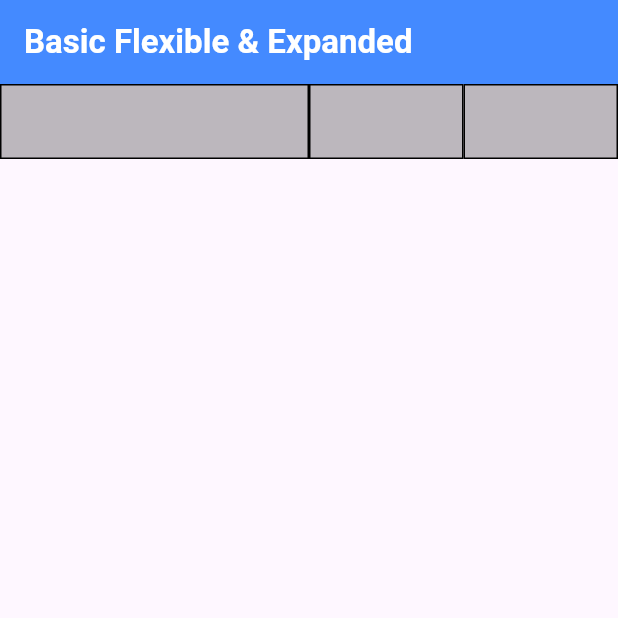
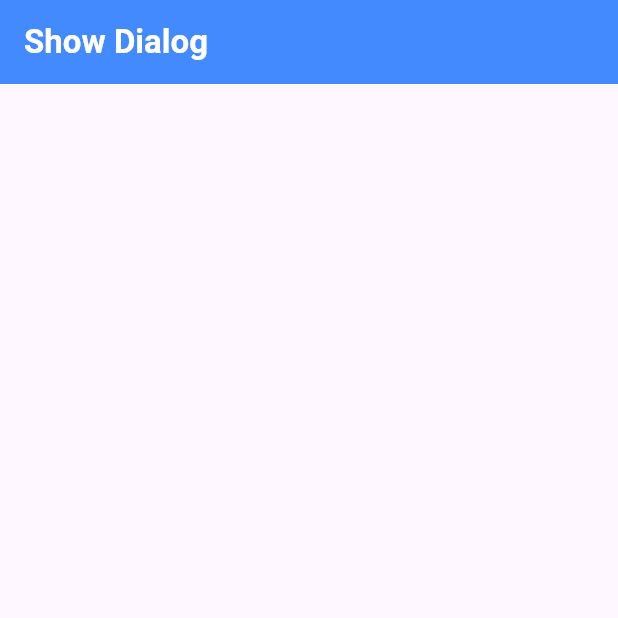
Before and after one commit to kodirzaelani/basicflutter3x, a Flutter app: the screen it shows after launch, on a phone screen of 412 x 824 dp, the top half of it. Run offline on Flutter 3.47's test engine with Material 2 defaults, Android fonts, the phone set to English and light mode, and no system bars.

```diff
--- a/lib/main.dart
+++ b/lib/main.dart
@@ -1,5 +1,7 @@
 import 'package:flutter/material.dart';
-import 'package:flutter_stack/screens/basic_flexibleexpand.dart';
+// import 'package:flutter_stack/screens/basic_bottomnavigationbar.dart';
+import 'package:flutter_stack/screens/basic_dialog_bottomsheet.dart';
+// import 'package:flutter_stack/screens/basic_flexibleexpand.dart';
 // import 'package:flutter_stack/screens/basic_card.dart';
 // import 'package:flutter_stack/screens/basic_sizebox.dart';
 // import 'package:flutter_stack/screens/basic_gridview.dart';
@@ -23,7 +25,7 @@ class MyApp extends StatelessWidget {
         colorScheme: ColorScheme.fromSeed(seedColor: Colors.deepPurple),
         useMaterial3: true,
       ),
-      home: const BasiFlexible(),
+      home: const BasicDialog(),
     );
   }
 }
--- /dev/null
+++ b/lib/screens/basic_dialog_bottomsheet.dart
@@ -0,0 +1,21 @@
+import 'package:flutter/material.dart';
+
+class BasicDialog extends StatelessWidget {
+  const BasicDialog({super.key});
+
+  @override
+  Widget build(BuildContext context) {
+    return Scaffold(
+      appBar: AppBar(
+        backgroundColor: Colors.blueAccent,
+        title: const Text(
+          'Show Dialog',
+          style: TextStyle(
+            color: Colors.white,
+            fontWeight: FontWeight.bold,
+          ),
+        ),
+      ),
+    );
+  }
+}
```
Also changed, not shown: lib/screens/basic_bottomnavigationbar.dart (added, +85 -0 lines).
